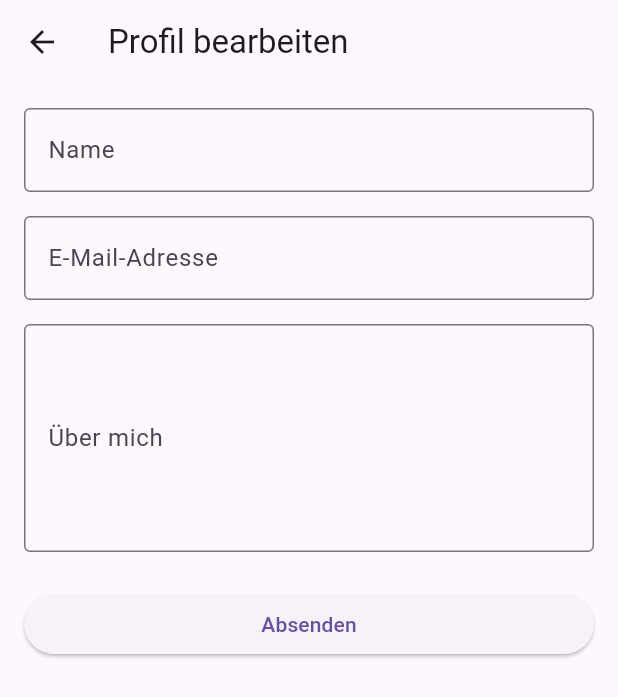
After one commit to Finnbmb/portfolio_5448674, a Flutter app: the screen it shows after launch, after a tap on "Profil bearbeiten", on a phone screen of 412 x 824 dp. The commit adds this screen. Shown: the top 697 px of the screen. Run offline on Flutter 3.47's test engine with Material 3 defaults, Android fonts, the phone set to English and light mode, and no system bars.

Commit message:
profilepage integiert in homepage

```diff
--- a/lib/pages/home_page.dart
+++ b/lib/pages/home_page.dart
@@ -1,5 +1,6 @@
 import 'package:flutter/material.dart';
 import 'slider_page.dart';
+import 'profile_form_page.dart';
 
 class HomePage extends StatelessWidget {
   const HomePage({super.key});
@@ -25,6 +26,16 @@ class HomePage extends StatelessWidget {
               },
               child: const Text('Zur SliderPage'),
             ),
+            const SizedBox(height: 20),
+            ElevatedButton(
+              onPressed: () {
+                Navigator.push(
+                  context,
+                  MaterialPageRoute(builder: (context) => const ProfileFormPage()),
+                );
+              },
+              child: const Text('Profil bearbeiten'),
+            ),
           ],
         ),
       ),
--- /dev/null
+++ b/lib/pages/profile_form_page.dart
@@ -0,0 +1,114 @@
+import 'package:flutter/material.dart';
+
+class ProfileFormPage extends StatefulWidget {
+    const ProfileFormPage({Key? key}) : super(key: key);
+
+    @override
+    State<ProfileFormPage> createState() => _ProfileFormPageState();
+}
+
+class _ProfileFormPageState extends State<ProfileFormPage> {
+    final _formKey = GlobalKey<FormState>();
+    final _nameController = TextEditingController();
+    final _emailController = TextEditingController();
+    final _aboutController = TextEditingController();
+
+    @override
+    void dispose() {
+        _nameController.dispose();
+        _emailController.dispose();
+        _aboutController.dispose();
+        super.dispose();
+    }
+
+    void _showResultDialog(String name, String email, String about) {
+        showDialog(
+            context: context,
+            builder: (context) => AlertDialog(
+                title: const Text('Eingegebene Daten'),
+                content: Column(
+                    mainAxisSize: MainAxisSize.min,
+                    crossAxisAlignment: CrossAxisAlignment.start,
+                    children: [
+                        Text('Name: $name'),
+                        Text('E-Mail: $email'),
+                        Text('Über mich: $about'),
+                    ],
+                ),
+                actions: [
+                    TextButton(
+                        onPressed: () => Navigator.of(context).pop(),
+                        child: const Text('OK'),
+                    ),
+                ],
+            ),
+        );
+    }
+
+    String? _validateEmail(String? value) {
+        if (value == null || value.isEmpty) return 'Bitte E-Mail-Adresse eingeben';
+        final emailRegex = RegExp(r'^[\w\.-]+@[\w\.-]+\.\w+$');
+        if (!emailRegex.hasMatch(value)) return 'Ungültige E-Mail-Adresse';
+        return null;
+    }
+
+    @override
+    Widget build(BuildContext context) {
+        return Scaffold(
+            appBar: AppBar(title: const Text('Profil bearbeiten')),
+            body: Padding(
+                padding: const EdgeInsets.all(16.0),
+                child: Form(
+                    key: _formKey,
+                    child: ListView(
+                        children: [
+                            TextFormField(
+                                controller: _nameController,
+                                decoration: const InputDecoration(
+                                    labelText: 'Name',
+                                    border: OutlineInputBorder(),
+                                ),
+                                validator: (value) =>
+                                        value == null || value.isEmpty ? 'Bitte Name eingeben' : null,
+                            ),
+                            const SizedBox(height: 16),
+                            TextFormField(
+                                controller: _emailController,
+                                decoration: const InputDecoration(
+                                    labelText: 'E-Mail-Adresse',
+                                    border: OutlineInputBorder(),
+                                ),
+                                keyboardType: TextInputType.emailAddress,
+                                validator: _validateEmail,
+                            ),
+                            const SizedBox(height: 16),
+                            TextFormField(
+                                controller: _aboutController,
+                                decoration: const InputDecoration(
+                                    labelText: 'Über mich',
+                                    border: OutlineInputBorder(),
+                                ),
+                                maxLines: 5,
+                                validator: (value) =>
+                                        value == null || value.isEmpty ? 'Bitte etwas über dich schreiben' : null,
+                            ),
+                            const SizedBox(height: 24),
+                            ElevatedButton(
+                                onPressed: () {
+                                    if (_formKey.currentState!.validate()) {
+                                        _showResultDialog(
+                                            _nameController.text,
+                                            _emailController.text,
+                                            _aboutController.text,
+                                        );
+                                    }
+                                },
+                                child: const Text('Absenden'),
+                            ),
+                        ],
+                    ),
+                ),
+            ),
+        );
+    }
+}
```
